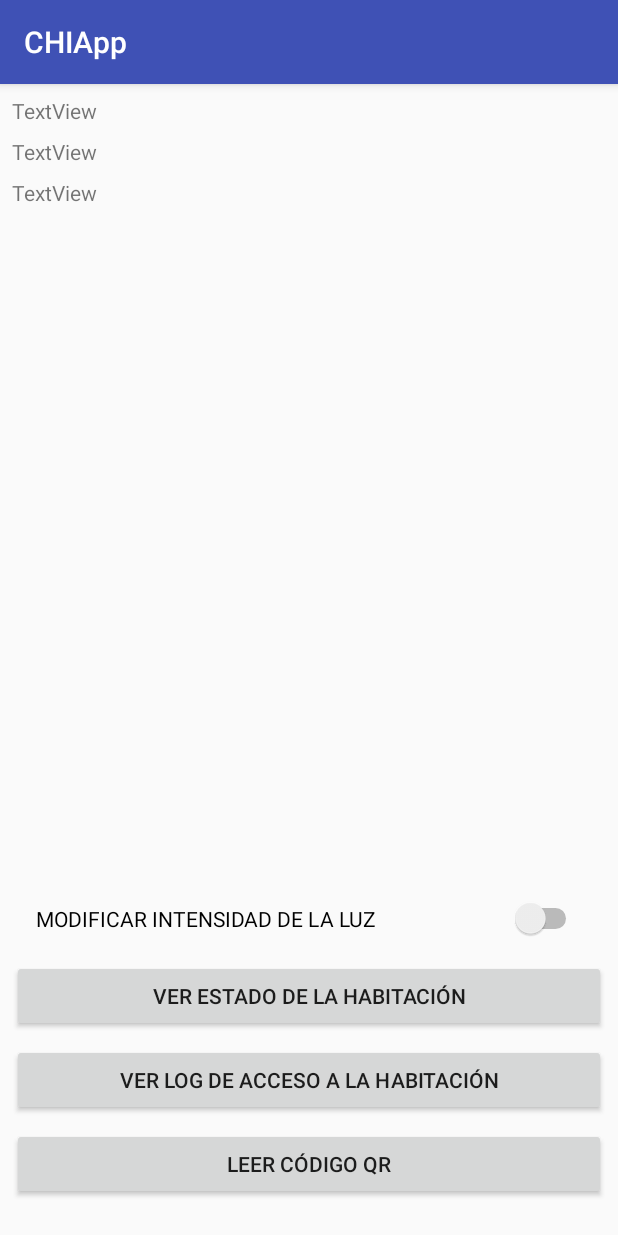
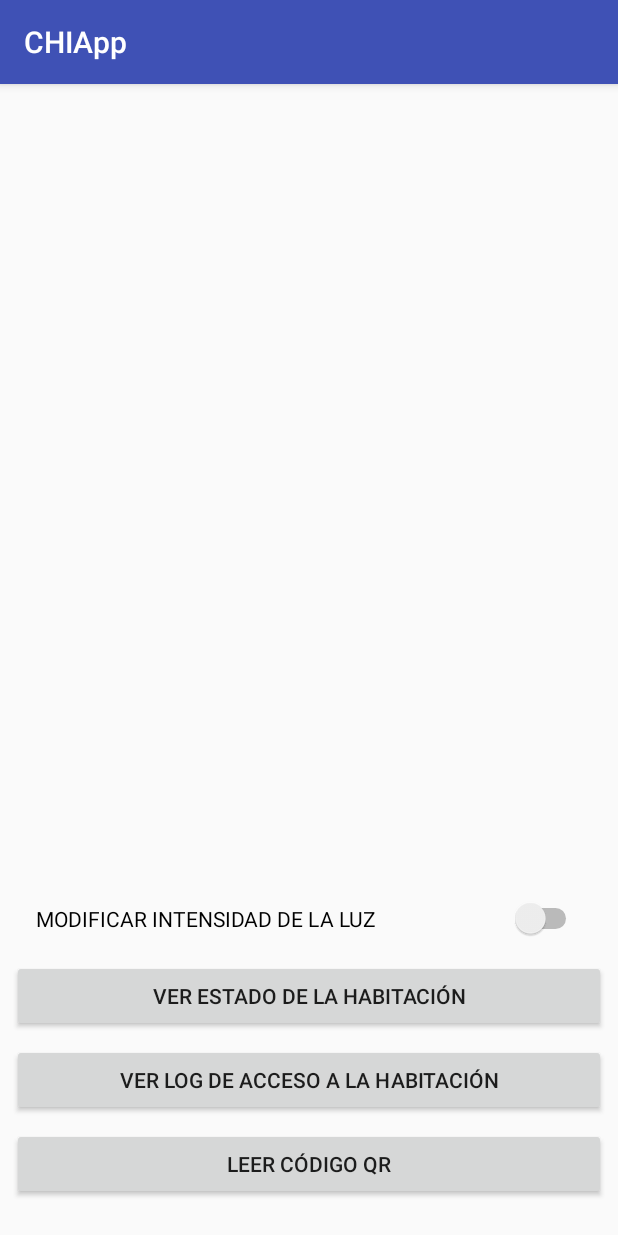
Before and after one commit to pabloL0pez/control-de-habitacion-integrado, an Android app: the screen it shows after launch (MainActivity), on a phone screen of 412 x 824 dp. Run offline under Robolectric (Android 15) with nearby library versions, the phone set to English and light mode, and no system bars.

Commit message:
Se definen porcentajes de luminosidad en base a la orientacion del terminal

```diff
--- a/Android/app/src/main/res/layout/activity_main.xml
+++ b/Android/app/src/main/res/layout/activity_main.xml
@@ -54,39 +54,6 @@
         app:layout_constraintTop_toTopOf="parent"
         app:layout_constraintVertical_bias="1.0" />
 
-    <TextView
-        android:id="@+id/orientacionX"
-        android:layout_width="wrap_content"
-        android:layout_height="wrap_content"
-        android:layout_marginLeft="8dp"
-        android:layout_marginStart="8dp"
-        android:layout_marginTop="8dp"
-        android:text="TextView"
-        app:layout_constraintStart_toStartOf="parent"
-        app:layout_constraintTop_toTopOf="parent" />
-
-    <TextView
-        android:id="@+id/orientacionY"
-        android:layout_width="wrap_content"
-        android:layout_height="wrap_content"
-        android:layout_marginLeft="8dp"
-        android:layout_marginStart="8dp"
-        android:layout_marginTop="8dp"
-        android:text="TextView"
-        app:layout_constraintStart_toStartOf="parent"
-        app:layout_constraintTop_toBottomOf="@+id/orientacionX" />
-
-    <TextView
-        android:id="@+id/orientacionZ"
-        android:layout_width="wrap_content"
-        android:layout_height="wrap_content"
-        android:layout_marginLeft="8dp"
-        android:layout_marginStart="8dp"
-        android:layout_marginTop="8dp"
-        android:text="TextView"
-        app:layout_constraintStart_toStartOf="parent"
-        app:layout_constraintTop_toBottomOf="@+id/orientacionY" />
-
     <Switch
         android:id="@+id/switchLuz"
         android:layout_width="364dp"
```
Also changed, not shown: Android/app/src/main/java/ar/com/so_unlam/chiapp/MainActivity.java (+26 -14 lines).
